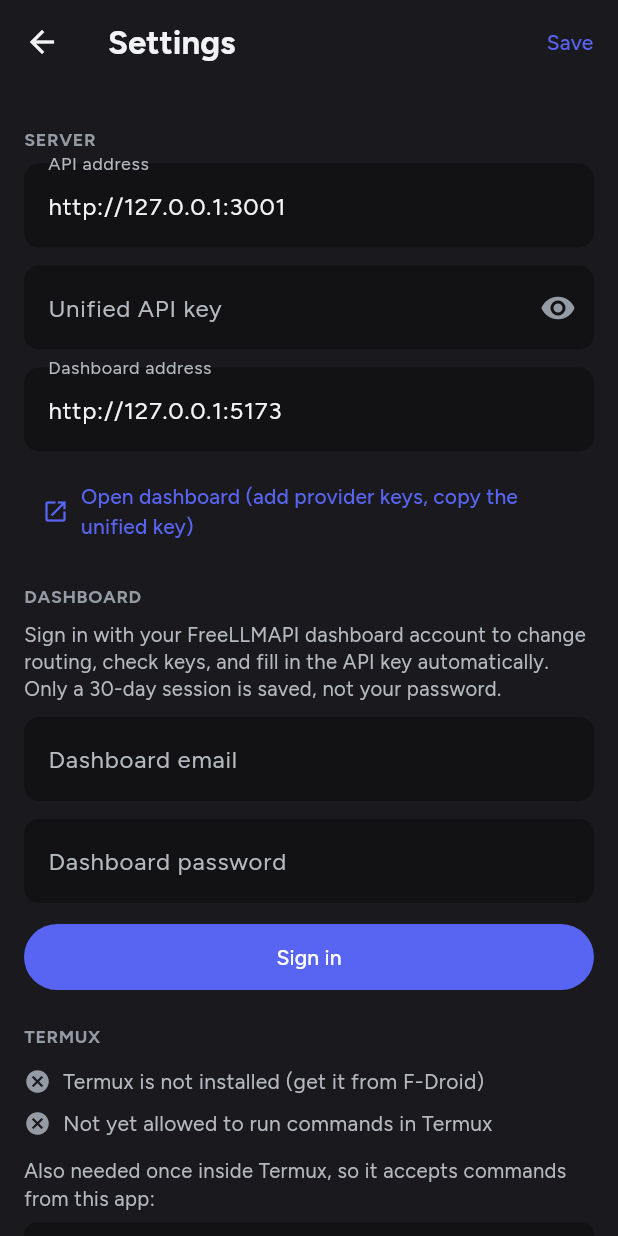
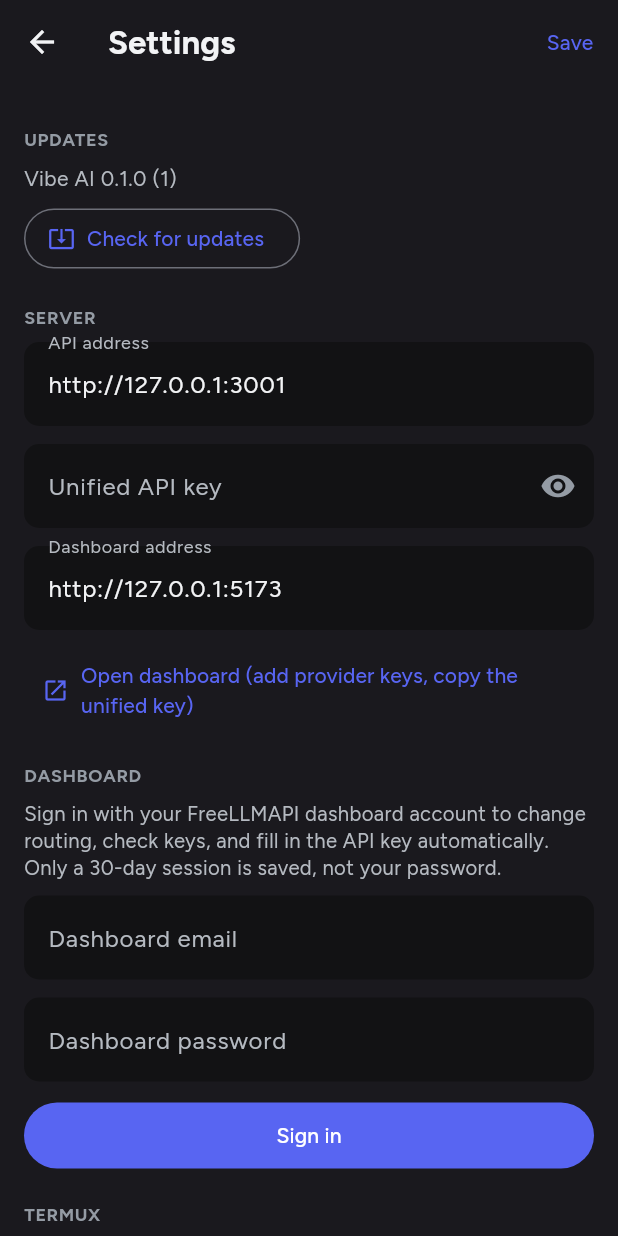
Before and after one commit to blackshadowde/Win-pro-launcher, a Flutter app: the screen it shows after launch, after a tap on "Settings", on a phone screen of 412 x 824 dp. Run offline on Flutter 3.47's test engine with Material 3 defaults, Android fonts, the phone set to English and light mode, and no system bars; our stand-ins replace flutter_markdown, package_info_plus, shared_preferences, speech_to_text; network calls fail.

Commit message:
Release signing from secrets, numbered releases and in-app update check
- Signs with ANDROID_KEYSTORE_BASE64 / ANDROID_KEYSTORE_PASSWORD (alias vibe, same as Vibe);
  falls back to the debug key with a warning when secrets are missing
- Build number = workflow run number; APK named vibe-ai-<n>.apk
- Each build publishes a GitHub Release marked latest
- Settings > Updates: current version, check for updates, download link

Co-Authored-By: Claude Opus 5.5 <noreply@anthropic.com>
Claude-Session: https://claude.ai/code/session_01TRxNK9qkdG5tAnRkkDSr4T

```diff
--- a/lib/settings.dart
+++ b/lib/settings.dart
@@ -4,6 +4,7 @@ import 'package:url_launcher/url_launcher.dart';
 
 import 'app_state.dart';
 import 'builtin_node.dart';
+import 'updates.dart';
 import 'home.dart';
 import 'providers.dart';
 import 'termux.dart';
@@ -29,6 +30,10 @@ class _SettingsScreenState extends State<SettingsScreen> {
   String? _savingStrategy;
   bool _showKey = false;
   bool _testingNode = false;
+  bool _checkingUpdate = false;
+  String _version = '';
+  String? _updateText;
+  UpdateInfo? _update;
   String? _nodeResult;
   bool? _termuxInstalled;
   bool? _termuxAllowed;
@@ -37,6 +42,25 @@ class _SettingsScreenState extends State<SettingsScreen> {
   void initState() {
     super.initState();
     _checkTermux();
+    Updates.currentVersion().then((v) {
+      if (mounted) setState(() => _version = v);
+    });
+  }
+
+  Future<void> _checkUpdate() async {
+    setState(() {
+      _checkingUpdate = true;
+      _updateText = null;
+      _update = null;
+    });
+    try {
+      final u = await Updates.check();
+      _update = u;
+      _updateText = u == null ? 'You have the latest version.' : '${u.version} is available.';
+    } catch (e) {
+      _updateText = 'Could not check: $e';
+    }
+    if (mounted) setState(() => _checkingUpdate = false);
   }
 
   Future<void> _checkTermux() async {
@@ -157,6 +181,36 @@ class _SettingsScreenState extends State<SettingsScreen> {
       body: ListView(
         padding: const EdgeInsets.fromLTRB(16, 8, 16, 32),
         children: [
+          const _Header('UPDATES'),
+          Text('Vibe AI ${_version.isEmpty ? '' : _version}', style: const TextStyle(color: VibeColors.muted)),
+          const SizedBox(height: 6),
+          Wrap(
+            spacing: 8,
+            runSpacing: 8,
+            crossAxisAlignment: WrapCrossAlignment.center,
+            children: [
+              OutlinedButton.icon(
+                onPressed: _checkingUpdate ? null : _checkUpdate,
+                icon: _checkingUpdate
+                    ? const SizedBox(width: 16, height: 16, child: CircularProgressIndicator(strokeWidth: 2))
+                    : const Icon(Icons.system_update_alt, size: 18),
+                label: Text(_checkingUpdate ? 'Checking…' : 'Check for updates'),
+              ),
+              if (_update != null)
+                FilledButton.icon(
+                  style: FilledButton.styleFrom(backgroundColor: VibeColors.blurple),
+                  onPressed: () =>
+                      launchUrl(Uri.parse(_update!.downloadUrl), mode: LaunchMode.externalApplication),
+                  icon: const Icon(Icons.download_rounded, size: 18),
+                  label: Text('Download ${_update!.version}'),
+                ),
+            ],
+          ),
+          if (_updateText != null)
+            Padding(
+              padding: const EdgeInsets.only(top: 6),
+              child: Text(_updateText!, style: const TextStyle(color: VibeColors.faint, fontSize: 13)),
+            ),
           const _Header('SERVER'),
           _Field(label: 'API address', controller: _base, hint: 'http://127.0.0.1:3001'),
           _Field(
--- /dev/null
+++ b/lib/updates.dart
@@ -0,0 +1,50 @@
+import 'dart:convert';
+
+import 'package:http/http.dart' as http;
+import 'package:package_info_plus/package_info_plus.dart';
+
+/// Checks this repo's latest GitHub Release (published by the Build APK workflow).
+class Updates {
+  static const repo = 'blackshadowde/Win-pro-launcher';
+
+  static Future<int> currentBuild() async {
+    final info = await PackageInfo.fromPlatform();
+    return int.tryParse(info.buildNumber) ?? 0;
+  }
+
+  static Future<String> currentVersion() async {
+    final info = await PackageInfo.fromPlatform();
+    return '${info.version} (${info.buildNumber})';
+  }
+
+  /// Returns the newer release, or null when you're up to date.
+  static Future<UpdateInfo?> check() async {
+    final res = await http
+        .get(Uri.parse('https://api.github.com/repos/$repo/releases/latest'),
+            headers: {'Accept': 'application/vnd.github+json'})
+        .timeout(const Duration(seconds: 15));
+    if (res.statusCode == 404) return null; // no release published yet
+    if (res.statusCode != 200) throw Exception('GitHub answered ${res.statusCode}');
+    final j = jsonDecode(res.body) as Map<String, dynamic>;
+    final tag = (j['tag_name'] ?? '').toString();
+    final build = int.tryParse(tag.split('.').last) ?? 0;
+    if (build <= await currentBuild()) return null;
+    String? apk;
+    for (final a in (j['assets'] as List? ?? const [])) {
+      final url = a is Map ? a['browser_download_url'] : null;
+      if (url is String && url.endsWith('.apk')) apk = url;
+    }
+    return UpdateInfo(
+      version: tag,
+      downloadUrl: apk ?? (j['html_url'] ?? '').toString(),
+      notes: (j['body'] ?? '').toString(),
+    );
+  }
+}
+
+class UpdateInfo {
+  final String version;
+  final String downloadUrl;
+  final String notes;
+  const UpdateInfo({required this.version, required this.downloadUrl, required this.notes});
+}
--- a/pubspec.yaml
+++ b/pubspec.yaml
@@ -15,6 +15,7 @@ dependencies:
   url_launcher: any
   flutter_markdown: any
   speech_to_text: any
+  package_info_plus: any
 
 flutter:
   uses-material-design: true
```
Also changed, not shown: 3 other files.
